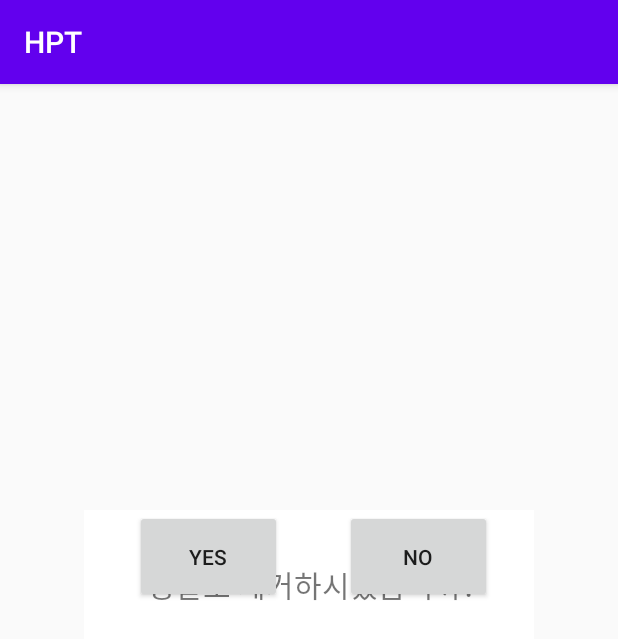
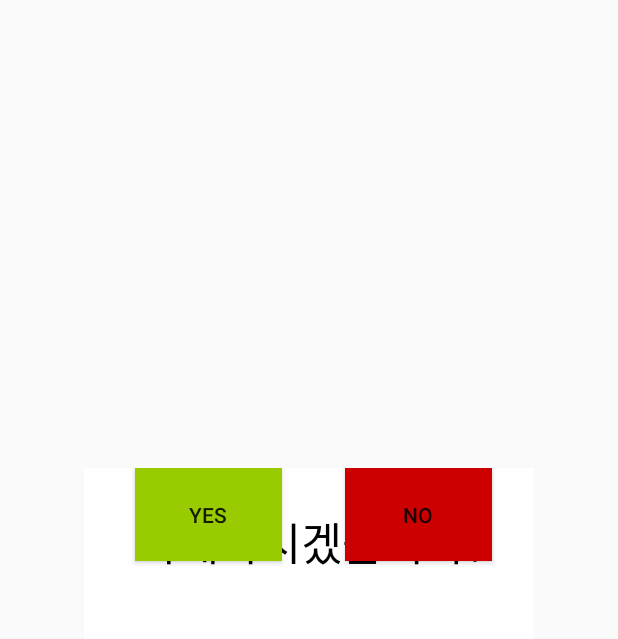
Before and after one commit to lusianm/HPT, an Android app: the ConfirmActivity screen opened directly, with no data from a screen before it, on a phone screen of 412 x 824 dp. Shown: the top 639 px of the screen. Run offline under Robolectric (Android 15) with nearby library versions, the light colour scheme and no system bars.

Commit message:
UI Change

```diff
--- a/app/src/main/java/com/example/hpt/MainActivity.java
+++ b/app/src/main/java/com/example/hpt/MainActivity.java
@@ -14,7 +14,7 @@ public class MainActivity extends AppCompatActivity {
 
         //startActivity(new Intent(this, LoginActivity.class));
 
-        Intent intent = new Intent(this, ListActivity.class);
+        Intent intent = new Intent(this, LoginActivity.class);
         intent.putExtra("ID", "a");
         startActivity(intent);
     }
--- a/app/src/main/res/layout/activity_confirm.xml
+++ b/app/src/main/res/layout/activity_confirm.xml
@@ -1,26 +1,28 @@
 <?xml version="1.0" encoding="utf-8"?>
-<androidx.constraintlayout.widget.ConstraintLayout
-    xmlns:android="http://schemas.android.com/apk/res/android"
+<androidx.constraintlayout.widget.ConstraintLayout xmlns:android="http://schemas.android.com/apk/res/android"
     xmlns:app="http://schemas.android.com/apk/res-auto"
     xmlns:tools="http://schemas.android.com/tools"
     android:layout_width="300sp"
     android:layout_height="200sp"
-    android:layout_gravity="center">
+    android:layout_gravity="center"
+    android:background="@android:color/background_light">
 
     <TextView
         android:layout_width="303dp"
         android:layout_height="99dp"
-        android:background="#FFFFFF"
+        android:background="@android:color/background_light"
         android:ems="10"
         android:gravity="center"
-        android:text="정말로 제거하시겠습니까?"
-        android:textSize="20sp"
+        android:text="삭제하시겠습니까?"
+        android:textColor="@android:color/background_dark"
+        android:textSize="30sp"
         tools:ignore="MissingConstraints" />
 
     <Button
         android:id="@+id/Confirm_Ok"
         android:layout_width="98dp"
         android:layout_height="62dp"
+        android:background="@android:color/holo_green_light"
         android:text="Yes"
         app:layout_constraintEnd_toEndOf="parent"
         app:layout_constraintHorizontal_bias="0.168"
@@ -32,6 +34,7 @@
         android:id="@+id/Confirm_No"
         android:layout_width="98dp"
         android:layout_height="62dp"
+        android:background="@android:color/holo_red_dark"
         android:text="No"
         app:layout_constraintEnd_toEndOf="parent"
         app:layout_constraintHorizontal_bias="0.861"
--- a/app/src/main/res/layout/activity_list.xml
+++ b/app/src/main/res/layout/activity_list.xml
@@ -97,9 +97,9 @@
             android:layout_width="0dp"
             android:layout_height="match_parent"
             android:layout_weight="1"
+            android:background="@drawable/edge"
             android:gravity="center"
-            android:text="재생목록추가"
-            android:background="@drawable/edge" />
+            android:text="목록에 추가" />
 
 
     </LinearLayout>
--- a/app/src/main/res/layout/activity_playlistadd.xml
+++ b/app/src/main/res/layout/activity_playlistadd.xml
@@ -1,11 +1,10 @@
 <?xml version="1.0" encoding="utf-8"?>
-<androidx.constraintlayout.widget.ConstraintLayout
-    xmlns:android="http://schemas.android.com/apk/res/android"
+<androidx.constraintlayout.widget.ConstraintLayout xmlns:android="http://schemas.android.com/apk/res/android"
     xmlns:app="http://schemas.android.com/apk/res-auto"
     xmlns:tools="http://schemas.android.com/tools"
     android:layout_width="match_parent"
     android:layout_height="match_parent"
-    android:background="#353535">
+    android:background="@android:color/holo_blue_light">
 
     <Button
         android:id="@+id/Ok"
--- a/app/src/main/res/layout/activity_traininglist.xml
+++ b/app/src/main/res/layout/activity_traininglist.xml
@@ -18,8 +18,8 @@
             android:layout_width="0dp"
             android:layout_height="match_parent"
             android:layout_weight="2"
-            android:textSize="12sp"
-            android:text="" />
+            android:text=""
+            android:textSize="12sp" />
 
         <TextView
             android:layout_width="0dp"
@@ -41,7 +41,7 @@
             android:layout_height="match_parent"
             android:layout_weight="1"
             android:gravity="center"
-            android:text="재생목록제거"
+            android:text="목록에 추가"
             android:background="@drawable/edge" />
 
 
--- a/app/src/main/res/values/styles.xml
+++ b/app/src/main/res/values/styles.xml
@@ -6,6 +6,11 @@
         <item name="colorPrimary">@color/colorPrimary</item>
         <item name="colorPrimaryDark">@color/colorPrimaryDark</item>
         <item name="colorAccent">@color/colorAccent</item>
+        <item name="windowActionBar">false</item>
+        <item name="windowNoTitle">true</item>
+        <item name="android:windowFullscreen">true</item>
+
+
     </style>
 
 </resources>
```
Also changed, not shown: app/src/main/java/com/example/hpt/TrainingActivity.java (+0 -16 lines), app/src/main/res/layout/activity_login.xml (+20 -3 lines), app/src/main/res/layout/activity_signup.xml (+4 -4 lines), app/src/main/res/layout/listview_btn_item.xml (+5 -5 lines).
